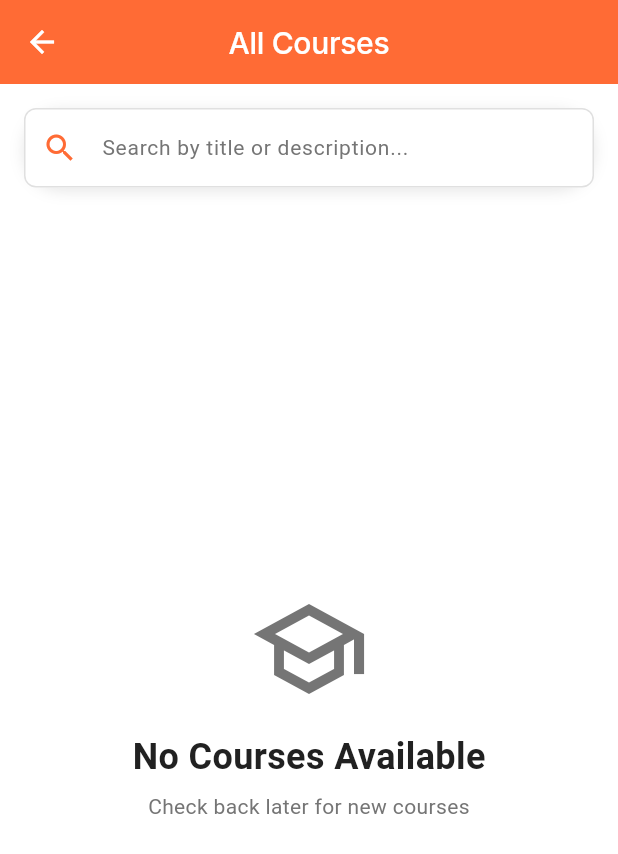
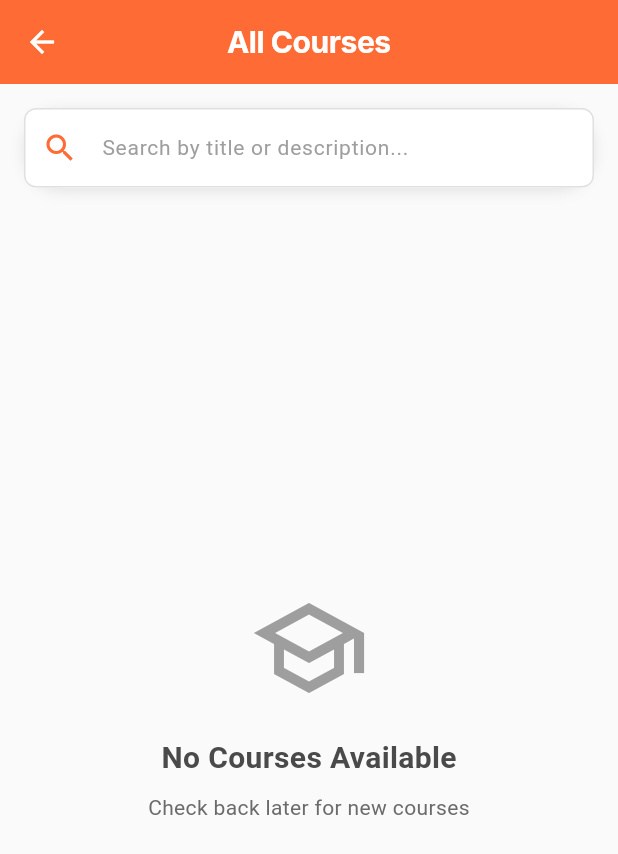
Before and after one commit to JoeAndrewSJ/Hacketh4u, a Flutter app: the AllCoursesScreen screen opened directly, on a phone screen of 412 x 824 dp. Shown: the top 854 px of the screen. Run offline on Flutter 3.47's test engine with Material 3 defaults, Android fonts, the phone set to English and light mode, and no system bars; our stand-ins replace cloud_firestore, confetti, connectivity_plus, equatable, file_picker, firebase_auth and 15 more; missing offline and left inert: razorpay_flutter; accounts and stored records are empty.

Commit message:
font and typo enhancements in screen

```diff
--- a/lib/src/presentation/screens/user/all_courses_screen.dart
+++ b/lib/src/presentation/screens/user/all_courses_screen.dart
@@ -1,12 +1,11 @@
 import 'package:flutter/material.dart';
 import 'package:flutter_bloc/flutter_bloc.dart';
-import 'package:google_fonts/google_fonts.dart';
 import '../../../core/theme/app_theme.dart';
 import '../../../core/bloc/course/course_bloc.dart';
 import '../../../core/bloc/course/course_event.dart';
 import '../../../core/bloc/course/course_state.dart';
 import '../../widgets/course/course_card.dart';
-import '../../widgets/common/widgets.dart';
+import '../../widgets/common/custom_snackbar.dart';
 import 'course_details_screen.dart';
 
 class AllCoursesScreen extends StatefulWidget {
@@ -54,21 +53,26 @@ class _AllCoursesScreenState extends State<AllCoursesScreen> {
     final isDark = Theme.of(context).brightness == Brightness.dark;
 
     return Scaffold(
+      backgroundColor: isDark ? AppTheme.backgroundDark : const Color(0xFFFAFAFA),
       appBar: AppBar(
         title: Text(
           'All Courses',
-          style: GoogleFonts.inter(
+          style: AppTextStyles.h2.copyWith(
             fontSize: 20,
-            fontWeight: FontWeight.w500,
-            letterSpacing: -0.2,
+            fontWeight: FontWeight.w700,
+            letterSpacing: -0.3,
             color: Colors.white,
-            height: 1.3,
+            height: 1.2,
           ),
         ),
         centerTitle: true,
         backgroundColor: AppTheme.primaryLight,
         foregroundColor: Colors.white,
         elevation: 0,
+        leading: IconButton(
+          icon: const Icon(Icons.arrow_back, color: Colors.white, size: 24),
+          onPressed: () => Navigator.pop(context),
+        ),
       ),
       body: BlocListener<CourseBloc, CourseState>(
         listener: (context, state) {
@@ -78,12 +82,7 @@ class _AllCoursesScreenState extends State<AllCoursesScreen> {
               _filteredCourses = _courses;
             });
           } else if (state is CourseError) {
-            ScaffoldMessenger.of(context).showSnackBar(
-              SnackBar(
-                content: Text('Error: ${state.error}'),
-                backgroundColor: Colors.red,
-              ),
-            );
+            CustomSnackBar.showError(context, 'Error: ${state.error}');
           }
         },
         child: Column(
@@ -99,8 +98,11 @@ class _AllCoursesScreenState extends State<AllCoursesScreen> {
               child: BlocBuilder<CourseBloc, CourseState>(
                 builder: (context, state) {
                   if (state.isLoading && _courses.isEmpty) {
-                    return const Center(
-                      child: CircularProgressIndicator(),
+                    return Center(
+                      child: CircularProgressIndicator(
+                        color: AppTheme.primaryLight,
+                        strokeWidth: 3,
+                      ),
                     );
                   }
 
@@ -109,6 +111,7 @@ class _AllCoursesScreenState extends State<AllCoursesScreen> {
                   }
 
                   return RefreshIndicator(
+                    color: AppTheme.primaryLight,
                     onRefresh: () async {
                       _loadCourses();
                     },
@@ -116,9 +119,9 @@ class _AllCoursesScreenState extends State<AllCoursesScreen> {
                       padding: const EdgeInsets.all(16),
                       gridDelegate: const SliverGridDelegateWithFixedCrossAxisCount(
                         crossAxisCount: 2,
-                        crossAxisSpacing: 16,
-                        mainAxisSpacing: 16,
-                        childAspectRatio: 0.65, // Reduced from 0.8 to give more vertical space
+                        crossAxisSpacing: 12,
+                        mainAxisSpacing: 12,
+                        childAspectRatio: 0.78,
                       ),
                       itemCount: _filteredCourses.length,
                       itemBuilder: (context, index) {
@@ -153,42 +156,66 @@ class _AllCoursesScreenState extends State<AllCoursesScreen> {
 
   Widget _buildEmptyState(BuildContext context, bool isDark) {
     return Center(
+      child: Padding(
+        padding: const EdgeInsets.all(32),
         child: Column(
           mainAxisAlignment: MainAxisAlignment.center,
           children: [
             Icon(
               Icons.school_outlined,
               size: 80,
-            color: isDark ? AppTheme.textSecondaryDark : AppTheme.textSecondaryLight,
+              color: isDark ? const Color(0xFF6B6B6B) : const Color(0xFF9E9E9E),
             ),
-          const SizedBox(height: 16),
+            const SizedBox(height: 20),
             Text(
               _searchController.text.isNotEmpty ? 'No Courses Found' : 'No Courses Available',
               style: AppTextStyles.h2.copyWith(
-              color: isDark ? AppTheme.textPrimaryDark : AppTheme.textPrimaryLight,
+                color: isDark ? AppTheme.textPrimaryDark : const Color(0xFF4A4A4A),
+                fontWeight: FontWeight.w600,
+                fontSize: 20,
               ),
             ),
-          const SizedBox(height: 8),
+            const SizedBox(height: 10),
             Text(
               _searchController.text.isNotEmpty
                   ? 'Try adjusting your search terms'
                   : 'Check back later for new courses',
               style: AppTextStyles.bodyMedium.copyWith(
-              color: isDark ? AppTheme.textSecondaryDark : AppTheme.textSecondaryLight,
+                color: isDark ? Colors.grey.shade400 : const Color(0xFF6B6B6B),
+                fontSize: 14,
               ),
               textAlign: TextAlign.center,
             ),
             const SizedBox(height: 24),
             if (_searchController.text.isNotEmpty)
-            CustomButton(
-              text: 'Clear Search',
+              ElevatedButton(
                 onPressed: () {
                   _searchController.clear();
                   _onSearchChanged();
                 },
-              isOutlined: true,
+                style: ElevatedButton.styleFrom(
+                  backgroundColor: isDark ? Colors.grey.shade800 : const Color(0xFFF5F5F5),
+                  foregroundColor: isDark ? Colors.grey.shade300 : const Color(0xFF4A4A4A),
+                  elevation: 0,
+                  padding: const EdgeInsets.symmetric(horizontal: 24, vertical: 12),
+                  shape: RoundedRectangleBorder(
+                    borderRadius: BorderRadius.circular(12),
+                    side: BorderSide(
+                      color: isDark ? Colors.grey.shade700 : const Color(0xFFE0E0E0),
+                      width: 1.5,
+                    ),
+                  ),
+                ),
+                child: Text(
+                  'Clear Search',
+                  style: AppTextStyles.bodyMedium.copyWith(
+                    fontWeight: FontWeight.w600,
+                    fontSize: 14,
+                  ),
+                ),
               ),
           ],
+        ),
       ),
     );
   }
@@ -229,16 +256,20 @@ class _AllCoursesScreenState extends State<AllCoursesScreen> {
           ),
         ],
       ),
-      child: TextFormField(
+      child: TextField(
         controller: _searchController,
         onChanged: (value) => _onSearchChanged(),
         style: AppTextStyles.bodyMedium.copyWith(
-          color: Colors.black87,
+          color: const Color(0xFF1A1A1A),
+          fontSize: 14,
+          fontWeight: FontWeight.w500,
         ),
         decoration: InputDecoration(
           hintText: 'Search by title or description...',
           hintStyle: AppTextStyles.bodyMedium.copyWith(
-            color: Colors.grey[600],
+            color: const Color(0xFF9E9E9E),
+            fontSize: 14,
+            fontWeight: FontWeight.w400,
           ),
           prefixIcon: Icon(
             Icons.search,
@@ -253,7 +284,7 @@ class _AllCoursesScreenState extends State<AllCoursesScreen> {
                   },
                   icon: Icon(
                     Icons.clear,
-                    color: Colors.grey[600],
+                    color: const Color(0xFF9E9E9E),
                     size: 20,
                   ),
                 )
--- a/lib/src/presentation/widgets/common/custom_snackbar.dart
+++ b/lib/src/presentation/widgets/common/custom_snackbar.dart
@@ -1,4 +1,5 @@
 import 'package:flutter/material.dart';
+import '../../../core/theme/app_theme.dart';
 
 class CustomSnackBar {
   static void showSuccess(BuildContext context, String message) {
@@ -68,7 +69,7 @@ class CustomSnackBar {
             Expanded(
               child: Text(
                 message,
-                style: const TextStyle(
+                style: AppTextStyles.bodyMedium.copyWith(
                   color: Colors.white,
                   fontSize: 14,
                   fontWeight: FontWeight.w500,
```
Also changed, not shown: lib/src/presentation/screens/user/cart_screen.dart (+28 -75 lines), lib/src/presentation/screens/user/invoice_history_screen.dart (+4 -5 lines), lib/src/presentation/screens/user/user_home_screen.dart (+68 -59 lines), lib/src/presentation/widgets/cart/cart_item_card.dart (+5 -5 lines), lib/src/presentation/widgets/cart/cart_summary_card.dart (+7 -7 lines), lib/src/presentation/widgets/coupon/coupon_card.dart (+8 -5 lines), lib/src/presentation/widgets/course/course_card.dart (+16 -10 lines), lib/src/presentation/widgets/quiz/quiz_card.dart (+4 -4 lines), lib/src/presentation/widgets/review/review_card.dart (+16 -16 lines). Lines whose indentation alone changed are shown as unchanged.
